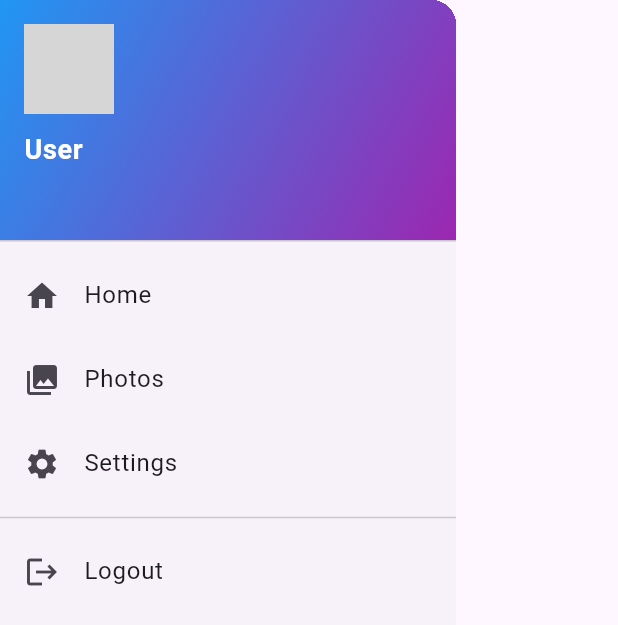
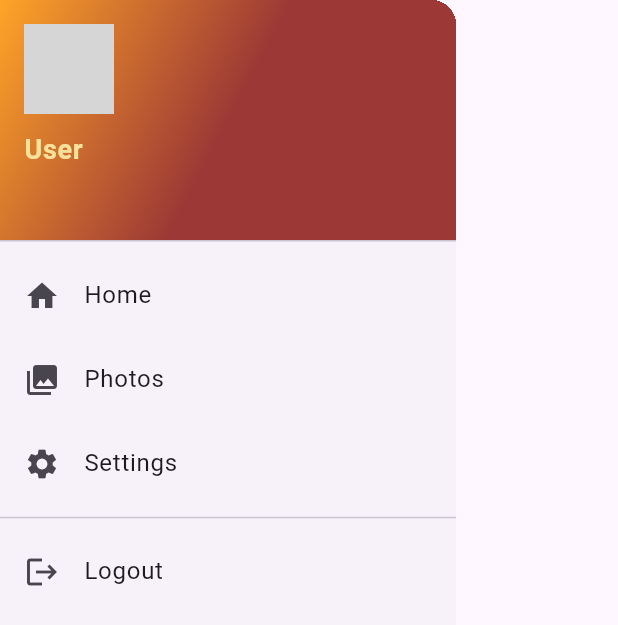
Before and after one commit to FelipeJuarezJr/ReptiGramFinalApp, a Flutter app: the NavDrawer widget shown alone on an empty page, opened directly, on a phone screen of 412 x 824 dp. Shown: the top 625 px of the screen. Run offline on Flutter 3.47's test engine with Material 3 defaults, Android fonts, the phone set to English and light mode, and no system bars; our stand-ins replace firebase_auth, firebase_core, firebase_database, firebase_storage, flutter_dotenv, flutter_svg and 2 more; accounts and stored records are empty; generated files the repository leaves out were written again; grey boxes are pictures that could not be loaded.

Commit message:
Updated nav_drawer colors

```diff
--- a/lib/widgets/nav_drawer.dart
+++ b/lib/widgets/nav_drawer.dart
@@ -1,5 +1,6 @@
 import 'package:flutter/material.dart';
 import 'package:firebase_auth/firebase_auth.dart';
+import '../styles/colors.dart';
 
 class NavDrawer extends StatelessWidget {
   final String? userEmail;
@@ -21,12 +22,7 @@ class NavDrawer extends StatelessWidget {
         children: <Widget>[
           DrawerHeader(
             decoration: BoxDecoration(
-              color: Theme.of(context).primaryColor,
-              gradient: const LinearGradient(
-                begin: Alignment.topLeft,
-                end: Alignment.bottomRight,
-                colors: [Colors.blue, Colors.purple],
-              ),
+              gradient: AppColors.mainGradient,
             ),
             child: Column(
               crossAxisAlignment: CrossAxisAlignment.start,
@@ -41,7 +37,7 @@ class NavDrawer extends StatelessWidget {
                 Text(
                   userName ?? 'User',
                   style: const TextStyle(
-                    color: Colors.white,
+                    color: AppColors.titleText,
                     fontSize: 18,
                     fontWeight: FontWeight.bold,
                   ),
@@ -49,7 +45,7 @@ class NavDrawer extends StatelessWidget {
                 Text(
                   userEmail ?? '',
                   style: const TextStyle(
-                    color: Colors.white70,
+                    color: AppColors.titleText,
                     fontSize: 14,
                   ),
                 ),
--- a/pubspec.yaml
+++ b/pubspec.yaml
@@ -33,5 +33,6 @@ flutter:
     - assets/img/brands/
     - assets/img/brands/google_g.png
     - assets/img/brands/google_g.svg
+    - assets/images/default_profile.png
     - assets/img/reptiGramLogo.png
     - .env
```
